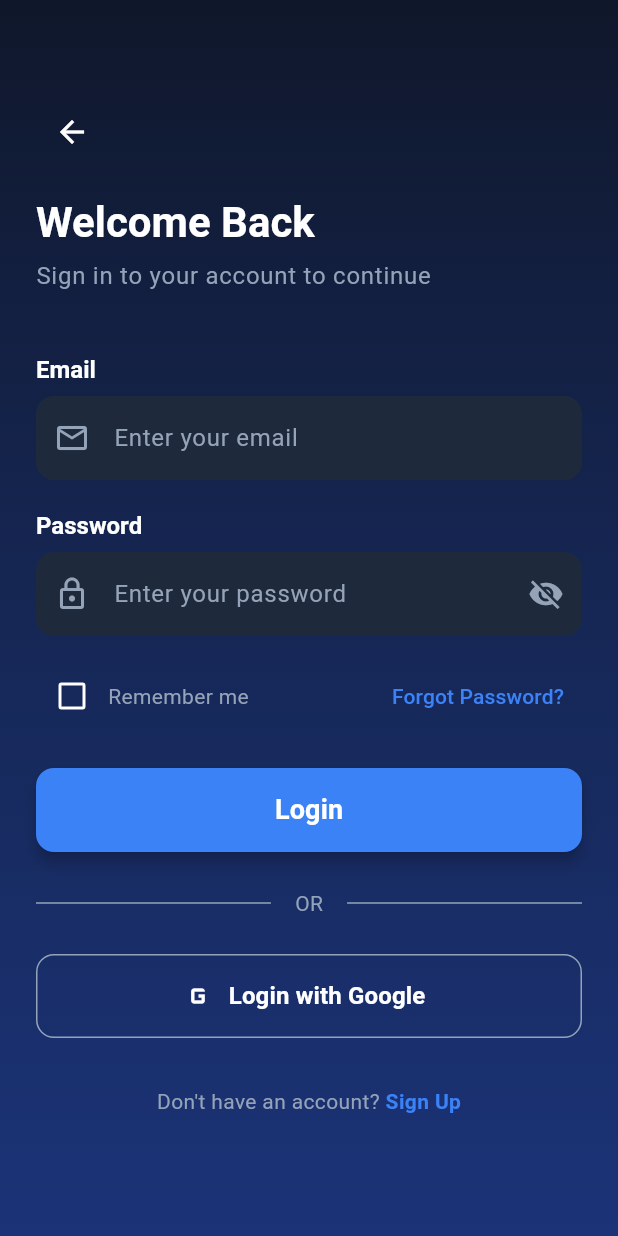
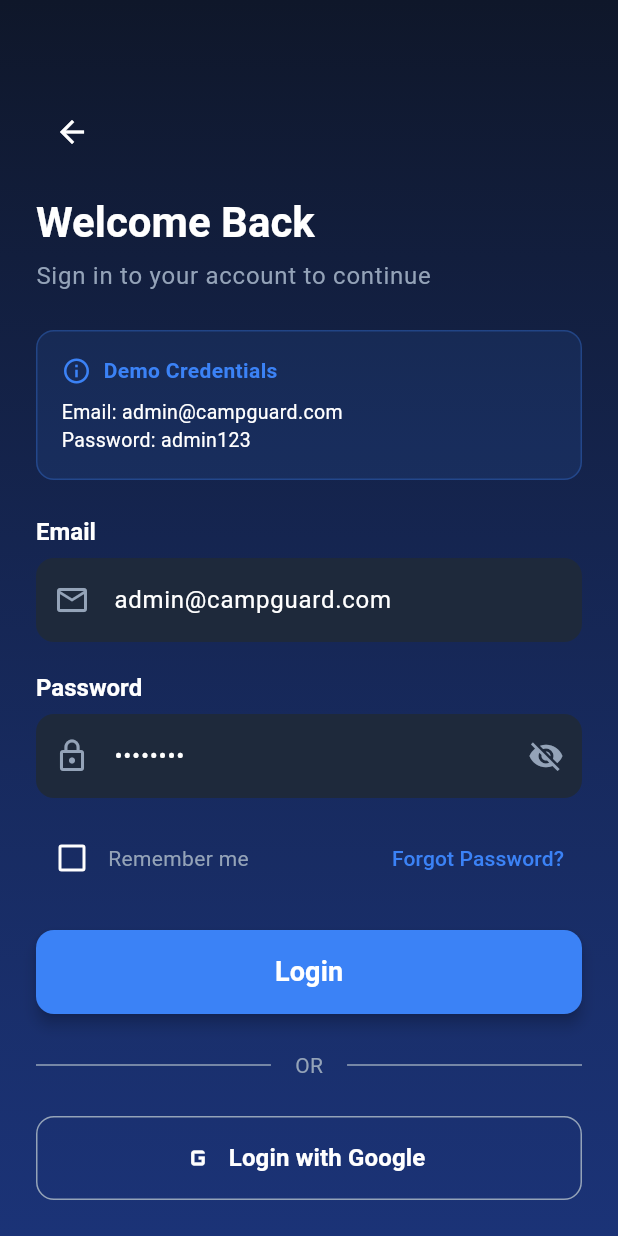
Before and after one commit to Rediet2077/Summer-Camp-Digital-Usage-Campus-Boundary-Monitoring-System, a Flutter app: the screen it shows after launch, after a tap on "Get Started", on a phone screen of 412 x 824 dp. Run offline on Flutter 3.47's test engine with Material 3 defaults, Android fonts, the phone set to English and light mode, and no system bars; our stand-ins replace fl_chart, font_awesome_flutter, google_maps_flutter.

Commit message:
Fix welcome screen overflow and add default login credentials

```diff
--- a/lib/screens/login_screen.dart
+++ b/lib/screens/login_screen.dart
@@ -12,11 +12,15 @@ class LoginScreen extends StatefulWidget {
 
 class _LoginScreenState extends State<LoginScreen> {
   final _formKey = GlobalKey<FormState>();
-  final _emailController = TextEditingController();
-  final _passwordController = TextEditingController();
+  final _emailController = TextEditingController(text: 'admin@campguard.com');
+  final _passwordController = TextEditingController(text: 'admin123');
   bool _obscurePassword = true;
   bool _rememberMe = false;
   bool _isLoading = false;
+
+  // Default credentials
+  static const String defaultEmail = 'admin@campguard.com';
+  static const String defaultPassword = 'admin123';
 
   @override
   void dispose() {
@@ -32,9 +36,12 @@ class _LoginScreenState extends State<LoginScreen> {
       });
 
       // Simulate API call
-      await Future.delayed(const Duration(seconds: 2));
+      await Future.delayed(const Duration(seconds: 1));
 
       if (mounted) {
+        // Check credentials
+        if (_emailController.text == defaultEmail &&
+            _passwordController.text == defaultPassword) {
           setState(() {
             _isLoading = false;
           });
@@ -45,6 +52,19 @@ class _LoginScreenState extends State<LoginScreen> {
               builder: (context) => const DashboardScreen(),
             ),
           );
+        } else {
+          setState(() {
+            _isLoading = false;
+          });
+
+          // Show error
+          ScaffoldMessenger.of(context).showSnackBar(
+            const SnackBar(
+              content: Text('Invalid credentials. Use: admin@campguard.com / admin123'),
+              backgroundColor: Colors.red,
+            ),
+          );
+        }
       }
     }
   }
@@ -116,7 +136,59 @@ class _LoginScreenState extends State<LoginScreen> {
                     color: AppTheme.textSecondary,
                   ),
                 ),
-                const SizedBox(height: 40),
+                const SizedBox(height: 24),
+
+                // Default Credentials Info Card
+                Container(
+                  padding: const EdgeInsets.all(16),
+                  decoration: BoxDecoration(
+                    color: AppTheme.secondaryColor.withOpacity(0.1),
+                    borderRadius: BorderRadius.circular(12),
+                    border: Border.all(
+                      color: AppTheme.secondaryColor.withOpacity(0.3),
+                      width: 1,
+                    ),
+                  ),
+                  child: Column(
+                    crossAxisAlignment: CrossAxisAlignment.start,
+                    children: [
+                      Row(
+                        children: [
+                          Icon(
+                            Icons.info_outline,
+                            color: AppTheme.secondaryColor,
+                            size: 20,
+                          ),
+                          const SizedBox(width: 8),
+                          Text(
+                            'Demo Credentials',
+                            style: TextStyle(
+                              color: AppTheme.secondaryColor,
+                              fontWeight: FontWeight.bold,
+                              fontSize: 14,
+                            ),
+                          ),
+                        ],
+                      ),
+                      const SizedBox(height: 8),
+                      Text(
+                        'Email: admin@campguard.com',
+                        style: TextStyle(
+                          color: AppTheme.textPrimary,
+                          fontSize: 13,
+                        ),
+                      ),
+                      Text(
+                        'Password: admin123',
+                        style: TextStyle(
+                          color: AppTheme.textPrimary,
+                          fontSize: 13,
+                        ),
+                      ),
+                    ],
+                  ),
+                ),
+                const SizedBox(height: 24),
 
                 // Login Form
                 Form(
--- a/lib/screens/welcome_screen.dart
+++ b/lib/screens/welcome_screen.dart
@@ -61,14 +61,14 @@ class _WelcomeScreenState extends State<WelcomeScreen> with SingleTickerProvider
           ),
         ),
         child: SafeArea(
+          child: SingleChildScrollView(
             child: Padding(
               padding: const EdgeInsets.symmetric(horizontal: 24.0, vertical: 40.0),
               child: Column(
                 children: [
+                  const SizedBox(height: 20),
                   // Top Section - Logo and App Name
-                Expanded(
-                  flex: 3,
-                  child: FadeTransition(
+                  FadeTransition(
                     opacity: _fadeAnimation,
                     child: SlideTransition(
                       position: _slideAnimation,
@@ -116,12 +116,11 @@ class _WelcomeScreenState extends State<WelcomeScreen> with SingleTickerProvider
                       ),
                     ),
                   ),
-                ),
+
+                  const SizedBox(height: 40),
 
                   // Middle Section - Features/Description
-                Expanded(
-                  flex: 2,
-                  child: FadeTransition(
+                  FadeTransition(
                     opacity: _fadeAnimation,
                     child: Column(
                       mainAxisAlignment: MainAxisAlignment.center,
@@ -146,12 +145,11 @@ class _WelcomeScreenState extends State<WelcomeScreen> with SingleTickerProvider
                       ],
                     ),
                   ),
-                ),
+
+                  const SizedBox(height: 40),
 
                   // Bottom Section - Welcome Message and Button
-                Expanded(
-                  flex: 2,
-                  child: FadeTransition(
+                  FadeTransition(
                     opacity: _fadeAnimation,
                     child: Column(
                       mainAxisAlignment: MainAxisAlignment.end,
@@ -228,11 +226,12 @@ class _WelcomeScreenState extends State<WelcomeScreen> with SingleTickerProvider
                             ),
                           ],
                         ),
+                        const SizedBox(height: 20),
                       ],
                     ),
                   ),
+                ],
               ),
-              ],
             ),
           ),
         ),
```
Lines whose indentation alone changed are shown as unchanged.
